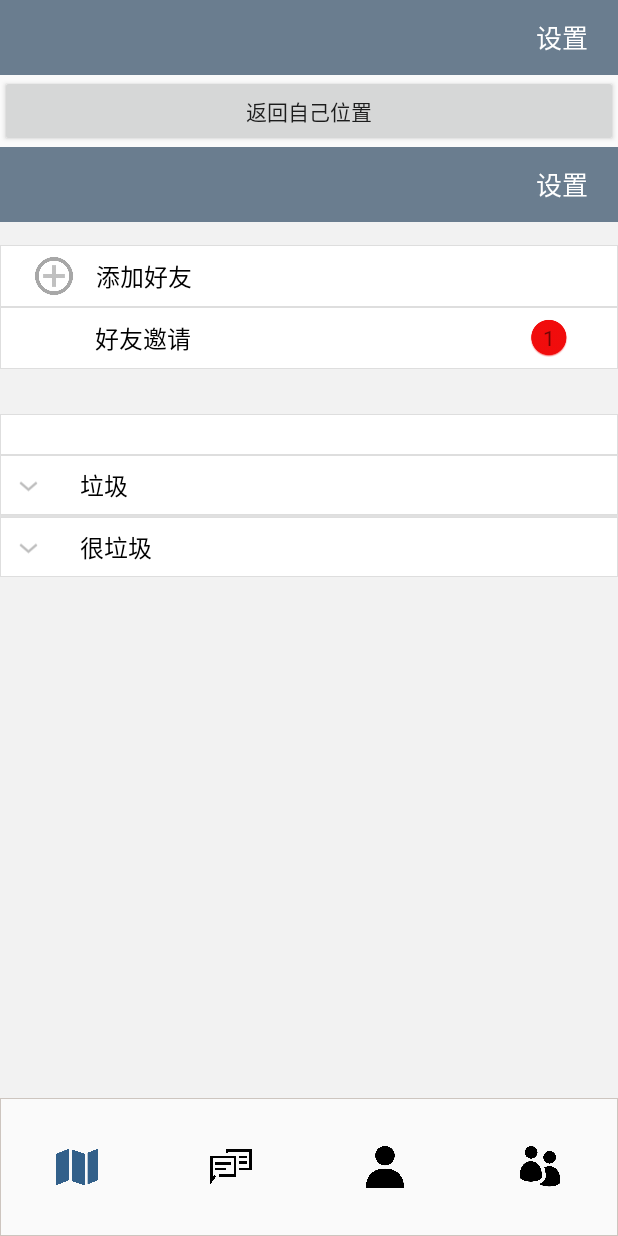
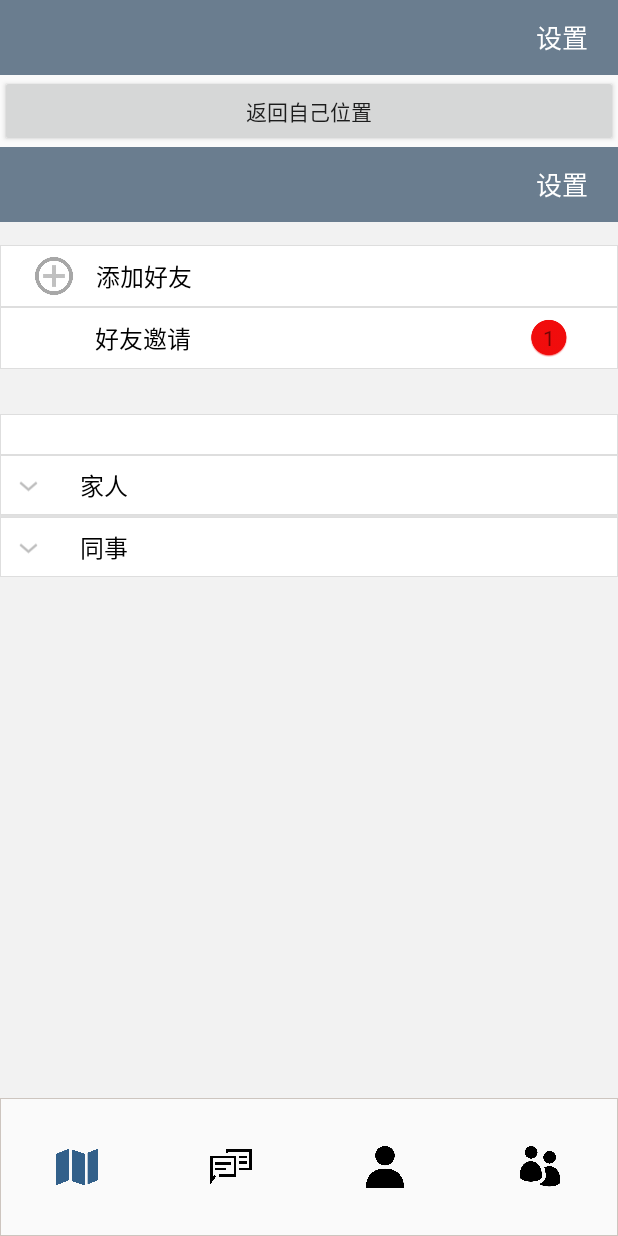
Before and after one commit to 476421978/ZHTX, an Android app: the fragment FriendsPage placed in its activity, on a phone screen of 412 x 824 dp. Run offline under Robolectric (Android 15) with nearby library versions, the phone set to English and light mode, and no system bars; plain views replace MapView; 34 statements that could not run were skipped.

Commit message:
Initial commit update

```diff
--- a/app/src/main/java/com/example/user/zhtx/fragment/FriendsPage.java
+++ b/app/src/main/java/com/example/user/zhtx/fragment/FriendsPage.java
@@ -24,19 +24,19 @@
         bean = new ArrayList<>();
         FriendAndGroupMessageBean mm = new FriendAndGroupMessageBean();
         ArrayList<String> list = new ArrayList<>();
-        list.add("垃圾邱志鹏");
-        list.add("垃圾黄俊贤");
-        list.add("都是垃圾");
-        mm.setName("垃圾");
+        list.add("邱志鹏");
+        list.add("黄俊贤");
+        list.add("都是zz");
+        mm.setName("家人");
         mm.setList(list);
         bean.add(mm);
 
         mm = new FriendAndGroupMessageBean();
         list = new ArrayList<>();
-        list.add("垃圾邱志鹏");
-        list.add("垃圾黄俊贤");
-        list.add("都是垃圾");
-        mm.setName("很垃圾");
+        list.add("邱志鹏");
+        list.add("黄俊贤");
+        list.add("123");
+        mm.setName("同事");
         mm.setList(list);
         bean.add(mm);
 
--- a/app/src/main/java/com/example/user/zhtx/fragment/Map.java
+++ b/app/src/main/java/com/example/user/zhtx/fragment/Map.java
@@ -87,7 +87,7 @@
     private boolean isFirstLoc = true;
     private MyLocationConfiguration.LocationMode mCurrentMode;
     private BitmapDescriptor mCurrentMarker;
-
+    WalkingRouteOverlay overlay;
     private SensorManager mSensorManager;
     private Sensor mSensor;
     private float lux1;
@@ -343,9 +343,8 @@
                     return;
                 }
                 if (result.error == SearchResult.ERRORNO.NO_ERROR) {
-
                     // route = result.getRouteLines().get(0);
-                    WalkingRouteOverlay overlay = new MyWalkingRouteOverlay(baiduMap);
+                    overlay = new MyWalkingRouteOverlay(baiduMap);
                     //mBaiduMap.setOnMarkerClickListener(overlay);
                     WalkingRouteOverlay routeOverlay = overlay;
                     overlay.setData(result.getRouteLines().get(0));
@@ -412,7 +411,7 @@
             @Override
             public void onMapClick(LatLng latLng) {
                 Toast.makeText(getActivity(),"点击了地图",Toast.LENGTH_SHORT).show();
-                baiduMap.clear();
+                overlay.removeFromMap();
                 button.setVisibility(View.GONE);
                 //baiduMap.setMapStatus(MapStatusUpdateFactory.newMapStatus(new MapStatus.Builder().zoom(15).build()));
 
@@ -432,6 +431,7 @@
                 //bitmapTest = btv.drawBitMapText("个人信息",bitmap);
                 button.setVisibility(View.VISIBLE);
                 enNode = PlanNode.withLocation(marker.getPosition());
+
                 return false;
             }
         });
@@ -490,31 +490,11 @@
             mCurrentMode = MyLocationConfiguration.LocationMode.NORMAL;
             mCurrentMarker = BitmapDescriptorFactory
                     .fromResource(R.drawable.icon_geo);
-
-            //创建OverlayOptions的集合
-
-            List<OverlayOptions> options = new ArrayList<OverlayOptions>();
 //设置坐标点
 
             LatLng myLatLng = new LatLng(bdLocation.getLatitude(), bdLocation.getLongitude());
             stNode = PlanNode.withLocation(myLatLng);
             addMarkers(bdLocation.getLatitude(), bdLocation.getLongitude());
-
-//创建OverlayOptions属性
-
-            /*OverlayOptions option1 =  new MarkerOptions()
-                    .title("123")
-                    .position(point1)
-                    .icon(mCurrentMarker);
-            OverlayOptions option2 =  new MarkerOptions()
-                    .title("456")
-                    .position(point2)
-                    .icon(mCurrentMarker);
-//将OverlayOptions添加到list
-            options.add(option1);
-            options.add(option2);
-            //在地图上批量添加
-            baiduMap.addOverlays(options);*/
 
             // 设置定位图层的配置（定位模式，是否允许方向信息，用户自定义定位图标）
             MyLocationConfiguration config = new MyLocationConfiguration(mCurrentMode, true, mCurrentMarker);
```
